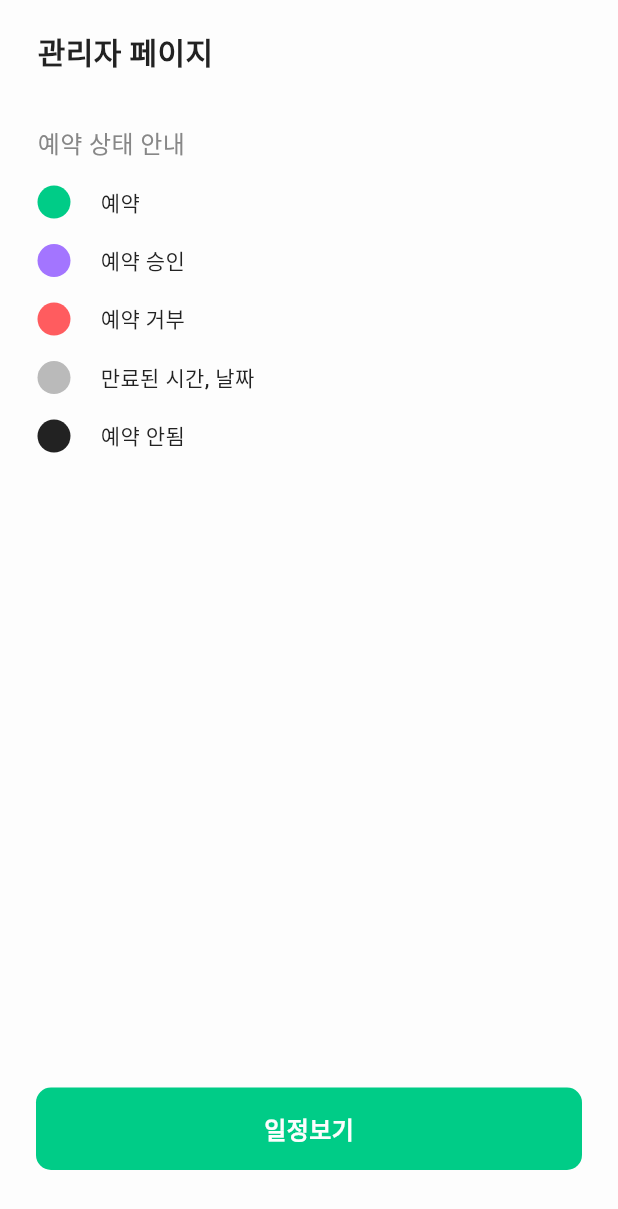
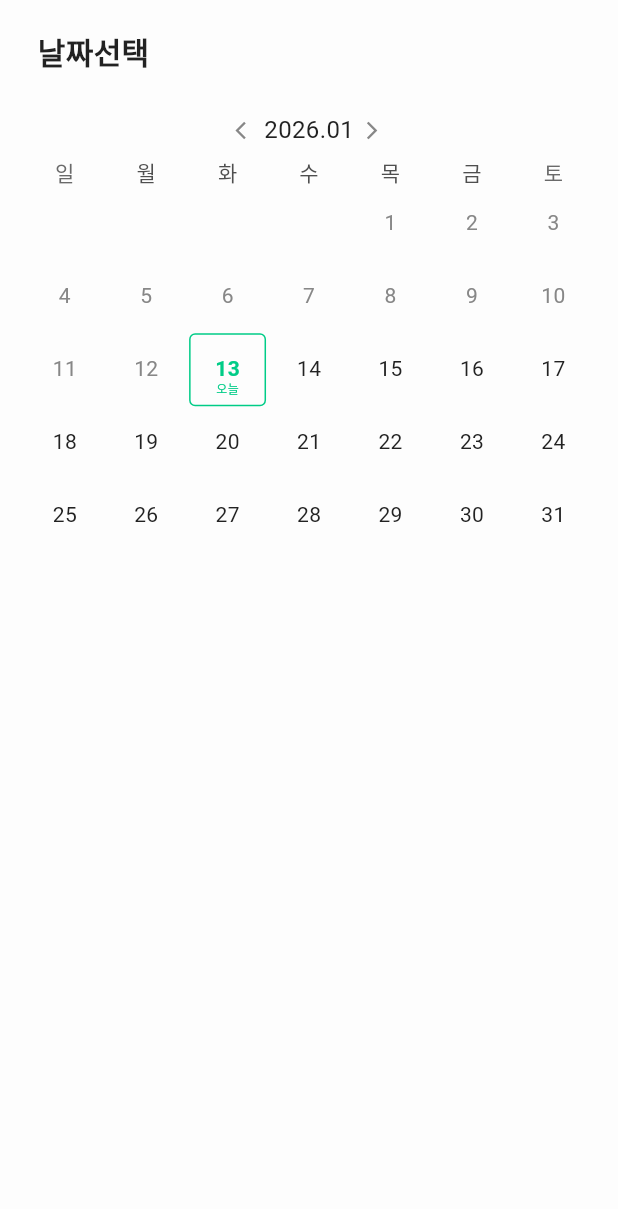
Before and after one commit to Team-Weesh/Mobile, a Flutter app: the AdminPage screen opened directly, after a tap on "일정보기", on a phone screen of 412 x 824 dp. Shown: the top 1209 px of the screen. Run offline on Flutter 3.47's test engine with Material 3 defaults, Android fonts, the phone set to English and light mode, and no system bars; drawn by our look-alikes of table_calendar; our stand-ins replace google_fonts.

Commit message:
Feat: add admin calendar and extend text styles

```diff
--- /dev/null
+++ b/devtools_options.yaml
@@ -0,0 +1,3 @@
+description: This file stores settings for Dart & Flutter DevTools.
+documentation: https://docs.flutter.dev/tools/devtools/extensions#configure-extension-enablement-states
+extensions:
--- a/lib/main.dart
+++ b/lib/main.dart
@@ -1,9 +1,23 @@
 import 'package:flutter/material.dart';
 import 'package:weesh/presentation/pages/splash_page.dart';
 import 'package:weesh/presentation/theme/app_colors.dart';
+import 'package:flutter_localizations/flutter_localizations.dart';
 
 void main() {
   runApp(MaterialApp(
+    locale: const Locale('ko', 'KR'),
+
+    supportedLocales: const [
+      Locale('ko', 'KR'),
+      Locale('en', 'US'),
+    ],
+
+    localizationsDelegates: const [
+      GlobalMaterialLocalizations.delegate,
+      GlobalWidgetsLocalizations.delegate,
+      GlobalCupertinoLocalizations.delegate,
+    ],
+
     debugShowCheckedModeBanner: false,
     theme: ThemeData(
       scaffoldBackgroundColor: AppColors.white
--- a/lib/presentation/pages/admin_page.dart
+++ b/lib/presentation/pages/admin_page.dart
@@ -1,4 +1,5 @@
 import 'package:flutter/material.dart';
+import 'package:weesh/presentation/pages/schedule_page.dart';
 import 'package:weesh/presentation/theme/app_colors.dart';
 import 'package:weesh/presentation/theme/app_text_styles.dart';
 import 'package:weesh/presentation/widgets/rect_button.dart';
@@ -35,7 +36,7 @@ class AdminPage extends StatelessWidget {
           Spacer(),
           RectButton(
             title: '일정보기',
-            function: () => print('일정보기'),
+            function: () => Navigator.of(context).push(MaterialPageRoute(builder: (context) => SchedulePage(),)),
             backgroundColor: AppColors.primary,
             titleColor: AppColors.white,
             height: 55,
--- /dev/null
+++ b/lib/presentation/pages/schedule_page.dart
@@ -0,0 +1,54 @@
+import 'package:flutter/material.dart';
+import 'package:weesh/presentation/widgets/schedule_calendar.dart';
+import 'package:weesh/presentation/widgets/title_bar.dart';
+
+class SchedulePage extends StatefulWidget {
+  const SchedulePage({super.key});
+
+  @override
+  State<SchedulePage> createState() => _SchedulePageState();
+}
+
+class _SchedulePageState extends State<SchedulePage> {
+  DateTime focusDate = DateTime.now();
+  DateTime currentDate = DateTime.now();
+
+  void changeCurrentDate(DateTime newCurrentDate) {
+    setState(() {
+      currentDate = newCurrentDate;
+    });
+  }
+
+  void changeFocusDate(DateTime newFocusDate) {
+    setState(() {
+      focusDate = newFocusDate;
+    });
+  }
+
+  @override
+  Widget build(BuildContext context) {
+    return Scaffold(
+      body: SafeArea(child: Column(
+        children: [
+          Padding(
+            padding: const EdgeInsets.symmetric(horizontal: 25),
+            child: TitleBar(title: '날짜선택'),
+          ),
+          SizedBox(height: 24,),
+          // 캘린더
+          Padding(
+            padding: const EdgeInsets.symmetric(horizontal: 16),
+            child: ScheduleCalendar(
+              currentDate: currentDate,
+              focusDate: focusDate,
+              changeCurrentDate: changeCurrentDate,
+              changeFocusDate: changeFocusDate,
+            ),
+          ),
+          // 시간 선택
+          // 버튼들
+        ],
+      )),
+    );
+  }
+}
--- a/lib/presentation/theme/app_text_styles.dart
+++ b/lib/presentation/theme/app_text_styles.dart
@@ -12,6 +12,22 @@ class AppTextStyles {
 
   }) => GoogleFonts.roboto(
     fontWeight: FontWeight.w900,
+    color: color,
+    fontSize: size,
+    fontStyle: fontStyle,
+    height: lineHeight / size,
+    letterSpacing: letterSpacing,
+  );
+
+  static TextStyle robotoBold({
+    required double size,
+    required Color color,
+    FontStyle? fontStyle = FontStyle.normal,
+    double lineHeight = 20,
+    double letterSpacing = 0.25,
+
+  }) => GoogleFonts.roboto(
+    fontWeight: FontWeight.w700,
     color: color,
     fontSize: size,
     fontStyle: fontStyle,
--- /dev/null
+++ b/lib/presentation/widgets/schedule_calendar.dart
@@ -0,0 +1,153 @@
+import 'package:flutter/material.dart';
+import 'package:table_calendar/table_calendar.dart';
+import 'package:weesh/presentation/theme/app_colors.dart';
+import 'package:weesh/presentation/theme/app_text_styles.dart';
+
+class ScheduleCalendar extends StatelessWidget {
+  const ScheduleCalendar({
+    super.key,
+    required this.focusDate,
+    required this.currentDate,
+    required this.changeCurrentDate,
+    required this.changeFocusDate,
+  });
+
+  final DateTime focusDate;
+  final DateTime currentDate;
+  final Function changeCurrentDate;
+  final Function changeFocusDate;
+
+  @override
+  Widget build(BuildContext context) {
+    final DateTime now = DateTime.now();
+
+    return Container(
+      width: double.infinity,
+      child: TableCalendar(
+        locale: 'ko-KR',
+        firstDay: now,
+        focusedDay: focusDate,
+        lastDay: DateTime.utc(now.year, 12, 31),
+
+        rowHeight: (MediaQuery.sizeOf(context).width - 50) / 7 - 3,
+        daysOfWeekHeight: 20,
+
+        headerStyle: HeaderStyle(
+          leftChevronVisible: false, // 왼쪽 아이콘 삭제
+          rightChevronVisible: false, // 오른쪽 아이콘 삭제
+          formatButtonVisible: false, // 주, 달 별 포멧 못 바꿈
+        ),
+
+        calendarStyle: CalendarStyle(
+          outsideDaysVisible: false, // 다른 달 안보임
+        ),
+
+        // 선택된 날 인지 확인 후 세팅
+        selectedDayPredicate: (day) {
+          return isSameDay(currentDate, day);
+        },
+
+        onDaySelected: (selectedDay, focusedDay) {
+          changeCurrentDate(selectedDay);
+          changeCurrentDate(focusedDay);
+        },
+
+        onPageChanged: (focusedDay) {
+          changeFocusDate(focusedDay);
+        },
+
+        calendarBuilders: CalendarBuilders(
+          // 헤더 디자인
+          headerTitleBuilder: (context, day) {
+            return Row(
+              mainAxisAlignment: MainAxisAlignment.center,
+              spacing: 5,
+              children: [
+                Icon(Icons.arrow_back_ios, size: 14, color: AppColors.textTertiary,),
+                Text(
+                  '${day.year}.${day.month.toString().padLeft(2, '0')}',
+                  style: AppTextStyles.robotoRegular(
+                    size: 16,
+                    color: AppColors.textPrimary,
+                  ),
+                ),
+                Icon(Icons.arrow_forward_ios, size: 14, color: AppColors.textTertiary,),
+              ],
+            );
+          },
+          // 선택 할 수 없는 이번 달
+          disabledBuilder: (context, day, focusedDay) {
+            return calendarDayCell(day, AppColors.textTertiary);
+          },
+          // 평일, 주말
+          defaultBuilder: (context, day, focusedDay) {
+            return calendarDayCell(day, AppColors.textPrimary);
+          },
+          // 선택된 날
+          selectedBuilder: (context, day, focusedDay) {
+            return Container(
+              margin: EdgeInsets.symmetric(horizontal: 1.5),
+              width: double.infinity,
+              height: double.infinity,
+              decoration: BoxDecoration(
+                borderRadius: BorderRadius.circular(4),
+                border: Border.all(
+                  color: AppColors.primary,
+                  width: 1,
+                ),
+              ),
+              child: Stack(
+                alignment: AlignmentGeometry.bottomCenter,
+                children: [
+                  Column(
+                    mainAxisAlignment: MainAxisAlignment.center,
+                    children: [
+                      Text(
+                        day.day.toString(),
+                        style: AppTextStyles.robotoBold(
+                          size: 14,
+                          color: AppColors.primary,
+                        ),
+                      ),
+                      SizedBox(height: 2,),
+                    ],
+                  ),
+                  if(isSameDay(now, day))Text(
+                    '오늘',
+                    style: AppTextStyles.robotoRegular(
+                      size: 8,
+                      color: AppColors.primary,
+                    ),
+                  ),
+                ],
+              ),
+            );
+          },
+          // 오늘
+          todayBuilder: (context, day, focusedDay) {
+            return calendarDayCell(day, AppColors.textPrimary);
+          },
+        ),
+      ),
+    );
+  }
+
+  Widget calendarDayCell(DateTime day, Color textColor) => Container(
+    margin: EdgeInsets.symmetric(horizontal: 1.5),
+    width: double.infinity,
+    height: double.infinity,
+    child: Column(
+      mainAxisAlignment: MainAxisAlignment.center,
+      children: [
+        Text(
+          day.day.toString(),
+          style: AppTextStyles.robotoRegular(
+            size: 14,
+            color: textColor,
+          ),
+        ),
+        SizedBox(height: 2,),
+      ],
+    ),
+  );
+}
--- a/pubspec.yaml
+++ b/pubspec.yaml
@@ -35,6 +35,9 @@ dependencies:
   # Use with the CupertinoIcons class for iOS style icons.
   cupertino_icons: ^1.0.8
   google_fonts: ^6.3.3
+  table_calendar: ^3.2.0
+  intl: ^0.20.2
+  flutter_localization: ^0.3.3
 
 dev_dependencies:
   flutter_test:
```
Also changed, not shown: pubspec.lock.
